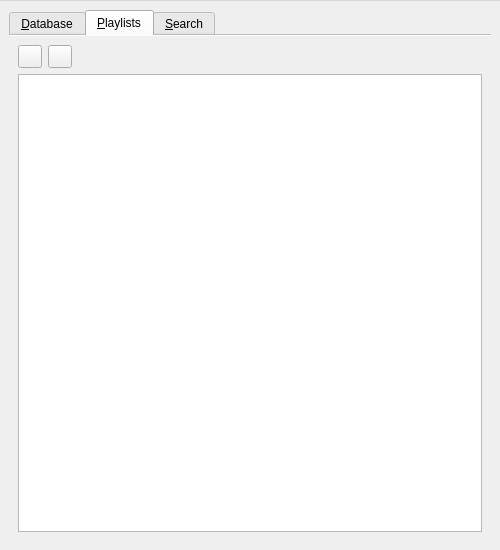
Old version of the form qygmy/ui/browser.ui in the repository tsufeki/qygmy.
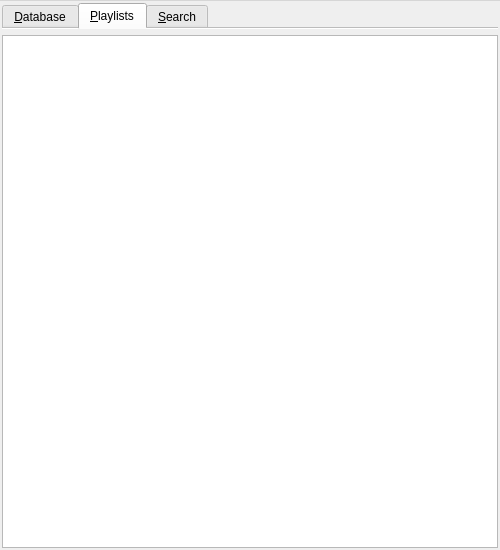
New version of the form. The open tabs and pages were chosen to show the change. Custom widgets are drawn as their Qt base class.

Commit message: PathBar widget.

Diff of the .ui file:
```diff
--- a/qygmy/ui/browser.ui
+++ b/qygmy/ui/browser.ui
@@ -21,6 +21,9 @@
     </sizepolicy>
    </property>
    <layout class="QVBoxLayout" name="vv">
+    <property name="margin">
+     <number>2</number>
+    </property>
     <item>
      <widget class="ChangeDuringDragTabWidget" name="tabs">
       <property name="currentIndex">
@@ -141,48 +144,18 @@
         <string>&amp;Playlists</string>
        </attribute>
        <layout class="QVBoxLayout" name="pl_v">
-        <item>
-         <layout class="QHBoxLayout" name="pl_layout">
-          <item>
-           <widget class="QToolButton" name="plroot_button">
-            <property name="sizePolicy">
-             <sizepolicy hsizetype="Fixed" vsizetype="Preferred">
-              <horstretch>0</horstretch>
-              <verstretch>0</verstretch>
-             </sizepolicy>
-            </property>
-            <property name="text">
-             <string notr="true"/>
-            </property>
-           </widget>
-          </item>
+        <property name="margin">
+         <number>0</number>
+        </property>
           <item>
-           <widget class="QToolButton" name="pl_button">
-            <property name="sizePolicy">
-             <sizepolicy hsizetype="Fixed" vsizetype="Preferred">
-              <horstretch>0</horstretch>
-              <verstretch>0</verstretch>
-             </sizepolicy>
-            </property>
-            <property name="text">
-             <string/>
-            </property>
-           </widget>
-          </item>
-          <item>
-           <widget class="QLabel" name="pl_label">
+         <widget class="PathBar" name="plpath" native="true">
             <property name="sizePolicy">
              <sizepolicy hsizetype="Expanding" vsizetype="Preferred">
               <horstretch>0</horstretch>
               <verstretch>0</verstretch>
              </sizepolicy>
             </property>
-            <property name="text">
-             <string notr="true"/>
-            </property>
-           </widget>
-          </item>
-         </layout>
+         </widget>
         </item>
         <item>
          <widget class="SonglistView" name="playlists">
@@ -605,6 +578,12 @@
    <header>..uiutils</header>
    <container>1</container>
   </customwidget>
+  <customwidget>
+   <class>PathBar</class>
+   <extends>QWidget</extends>
+   <header>..uiutils</header>
+   <container>1</container>
+  </customwidget>
  </customwidgets>
  <resources/>
  <connections>
```
Left out of the diff: 78 changed lines with no effect on the pictures. Lines whose indentation alone changed are shown as unchanged. The commit also changes 4 other files.
